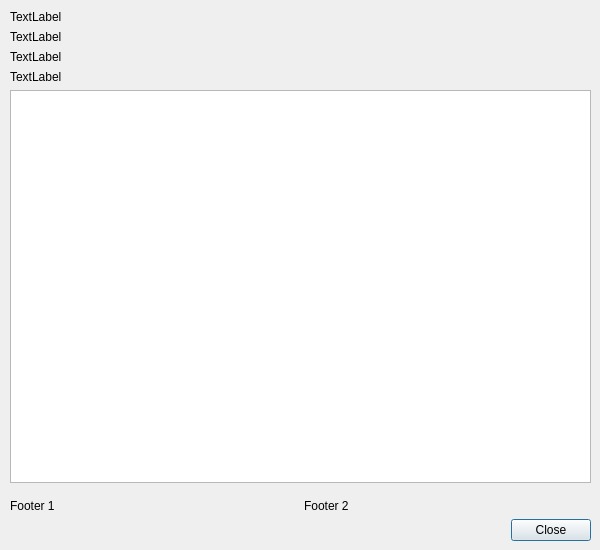
First picture: the form in about.ui, repository marksutton/EvoSim, before the edit.
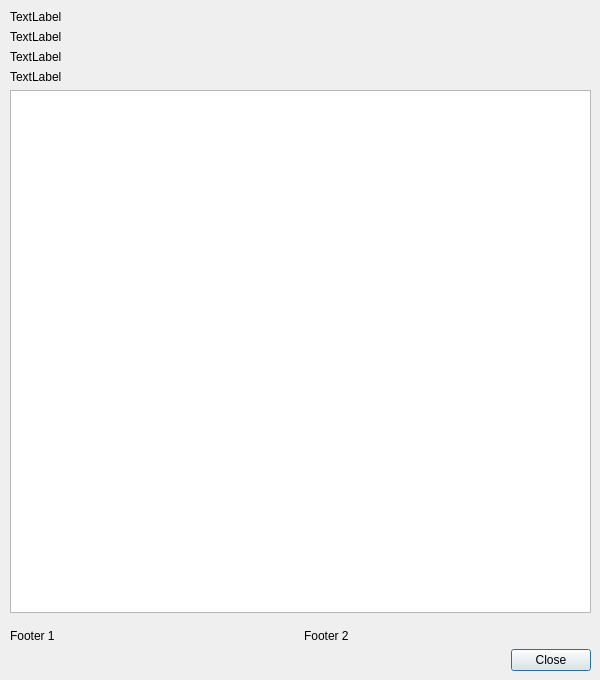
Second picture: the form after the edit.

Commit message: Added new variables to load and save settings, removed soe debug statements, modified slot for chnage environment mode to update gui when required on loading new settings

What changed in the file:
```diff
--- a/about.ui
+++ b/about.ui
@@ -7,7 +7,7 @@
     <x>0</x>
     <y>0</y>
     <width>600</width>
-    <height>550</height>
+    <height>680</height>
    </rect>
   </property>
   <property name="windowTitle">
@@ -19,7 +19,7 @@
      <x>10</x>
      <y>10</y>
      <width>581</width>
-     <height>531</height>
+     <height>661</height>
     </rect>
    </property>
    <layout class="QVBoxLayout" name="verticalLayout">
```
The commit also changes 3 other files.
